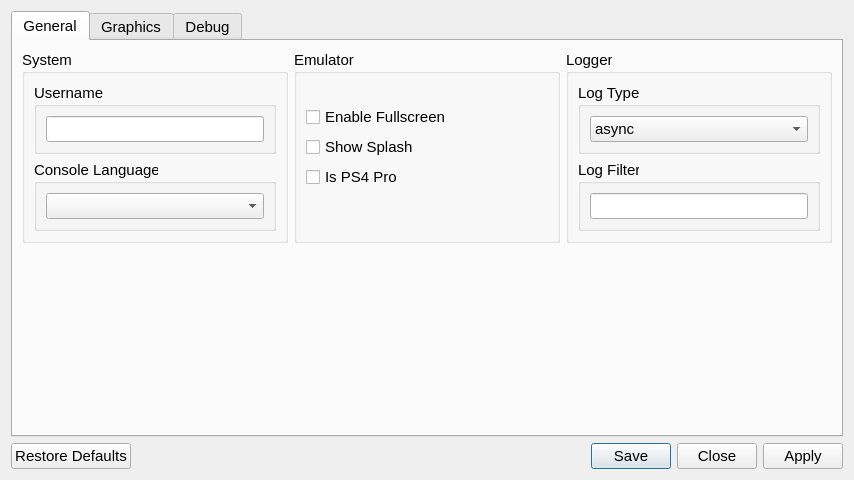
Old version of the form src/qt_gui/settings_dialog.ui in the repository shadps4-emu/shadPS4.
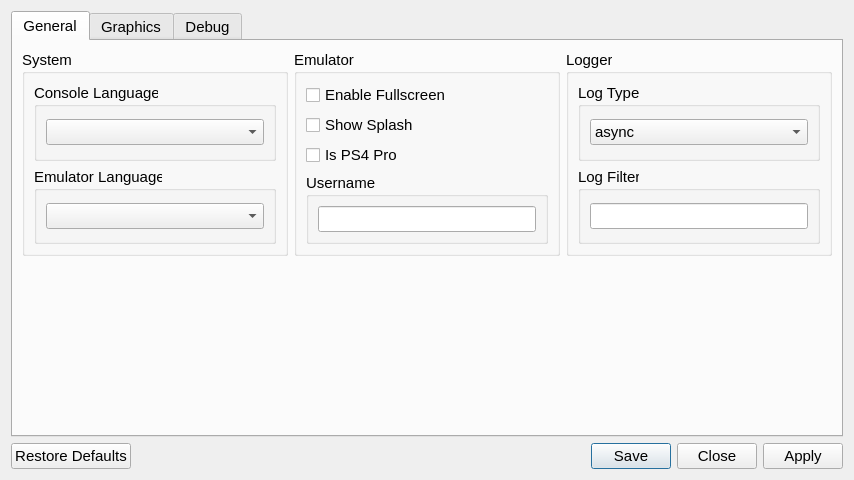
New version of the form. Icons and pictures are not drawn.

What changed in the file:
```diff
--- a/src/qt_gui/settings_dialog.ui
+++ b/src/qt_gui/settings_dialog.ui
@@ -79,32 +79,6 @@
                <string>System</string>
               </property>
               <layout class="QVBoxLayout" name="emuSettingsLayout">
-               <item>
-                <layout class="QVBoxLayout" name="vLayoutUserName">
-                 <property name="spacing">
-                  <number>6</number>
-                 </property>
-                 <property name="leftMargin">
-                  <number>0</number>
-                 </property>
-                 <item>
-                  <layout class="QHBoxLayout" name="hLayoutUserName">
-                   <item>
-                    <widget class="QGroupBox" name="userName">
-                     <property name="title">
-                      <string>Username</string>
-                     </property>
-                     <layout class="QVBoxLayout" name="userNameLayout">
-                      <item>
-                       <widget class="QLineEdit" name="userNameLineEdit"/>
-                      </item>
-                     </layout>
-                    </widget>
-                   </item>
-                  </layout>
-                 </item>
-                </layout>
-               </item>
                <item>
                 <widget class="QGroupBox" name="consoleLanguageGroupBox">
                  <property name="title">
@@ -117,6 +91,18 @@
                  </layout>
                 </widget>
                </item>
+               <item>
+                <widget class="QGroupBox" name="emulatorLanguageGroupBox">
+                 <property name="title">
+                  <string>Emulator Language</string>
+                 </property>
+                 <layout class="QVBoxLayout" name="langSettingsLayout">
+                  <item>
+                   <widget class="QComboBox" name="emulatorLanguageComboBox"/>
+                  </item>
+                 </layout>
+                </widget>
+               </item>
               </layout>
              </widget>
             </item>
@@ -156,17 +142,30 @@
                 </layout>
                </item>
                <item>
-                <spacer name="emulatorSpacer">
-                 <property name="orientation">
-                  <enum>Qt::Orientation::Horizontal</enum>
+                <layout class="QVBoxLayout" name="vLayoutUserName">
+                 <property name="spacing">
+                  <number>6</number>
                  </property>
-                 <property name="sizeHint" stdset="0">
-                  <size>
-                   <width>40</width>
-                   <height>20</height>
-                  </size>
+                 <property name="leftMargin">
+                  <number>0</number>
                  </property>
-                </spacer>
+                 <item>
+                  <layout class="QHBoxLayout" name="hLayoutUserName">
+                   <item>
+                    <widget class="QGroupBox" name="userName">
+                     <property name="title">
+                      <string>Username</string>
+                     </property>
+                     <layout class="QVBoxLayout" name="userNameLayout">
+                      <item>
+                       <widget class="QLineEdit" name="userNameLineEdit"/>
+                      </item>
+                     </layout>
+                    </widget>
+                   </item>
+                  </layout>
+                 </item>
+                </layout>
                </item>
               </layout>
              </widget>
```
